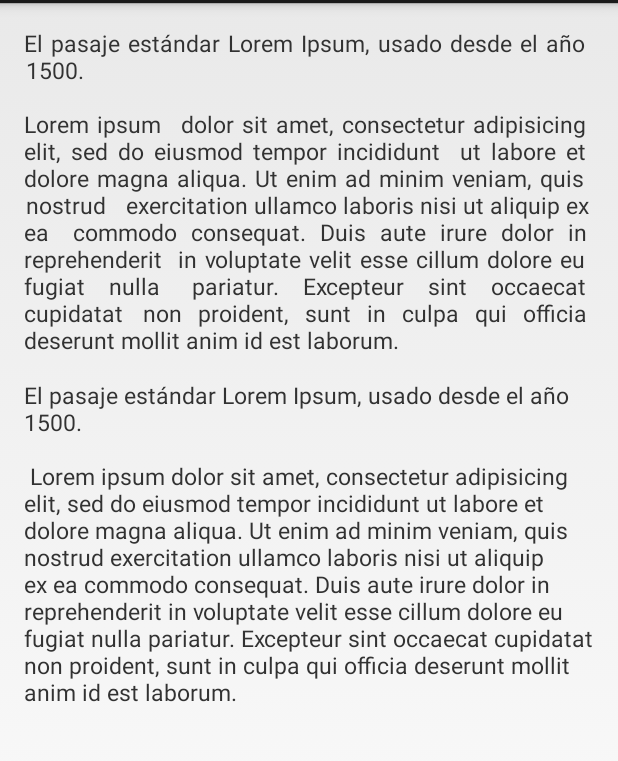
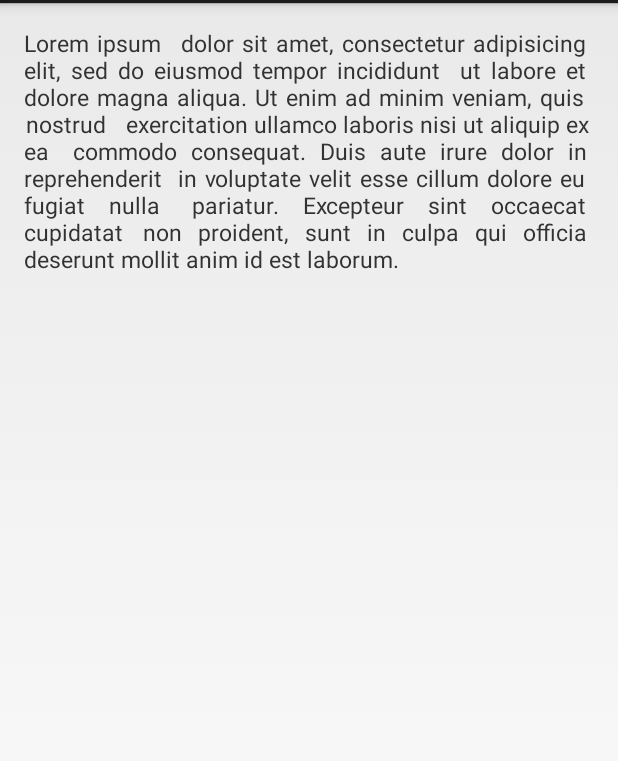
Before and after one commit to amilcar-sr/JustifiedTextView, an Android app: the screen it shows after launch (MainActivity), on a phone screen of 412 x 824 dp, the part 69-830 px from its top. Run offline under Robolectric (Android 15) with nearby library versions, the phone set to English and light mode, and no system bars.

Commit message:
Removed unnecessary stuff

```diff
--- a/app/src/main/res/layout/activity_main.xml
+++ b/app/src/main/res/layout/activity_main.xml
@@ -15,11 +15,4 @@
         android:layout_height="wrap_content"
         android:textSize="15sp"/>
 
-    <TextView
-        android:text="@string/lorem_ipsum"
-        android:layout_width="match_parent"
-        android:layout_height="wrap_content"
-        android:layout_marginTop="15dp"
-        android:textSize="15sp"/>
-
 </LinearLayout>
--- a/app/src/main/res/values/strings.xml
+++ b/app/src/main/res/values/strings.xml
@@ -4,5 +4,5 @@
     <string name="app_name">JustifiedText</string>
     <string name="hello_world">Hello world!</string>
     <string name="action_settings">Settings</string>
-    <string name="lorem_ipsum">El pasaje estándar Lorem Ipsum, usado desde el año 1500.\n\n Lorem ipsum dolor sit amet, consectetur adipisicing elit, sed do eiusmod tempor incididunt ut labore et dolore magna aliqua. Ut enim ad minim veniam, quis nostrud exercitation ullamco laboris nisi ut aliquip ex ea commodo consequat. Duis aute irure dolor in reprehenderit in voluptate velit esse cillum dolore eu fugiat nulla pariatur. Excepteur sint occaecat cupidatat non proident, sunt in culpa qui officia deserunt mollit anim id est laborum.</string>
+    <string name="lorem_ipsum">Lorem ipsum dolor sit amet, consectetur adipisicing elit, sed do eiusmod tempor incididunt ut labore et dolore magna aliqua. Ut enim ad minim veniam, quis nostrud exercitation ullamco laboris nisi ut aliquip ex ea commodo consequat. Duis aute irure dolor in reprehenderit in voluptate velit esse cillum dolore eu fugiat nulla pariatur. Excepteur sint occaecat cupidatat non proident, sunt in culpa qui officia deserunt mollit anim id est laborum.</string>
 </resources>
```
